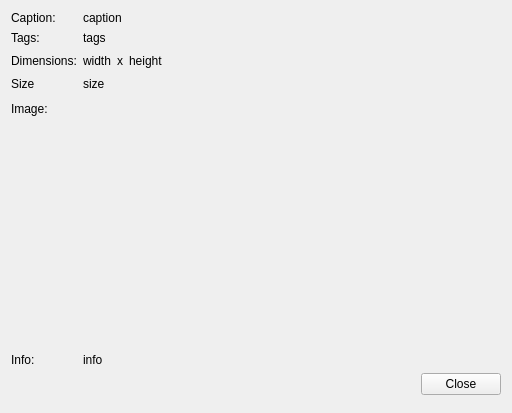
The window that qt/apps/configurator/forms/picture_show.ui (Wolframe/qtClient) describes before a commit, drawn with Qt 5.
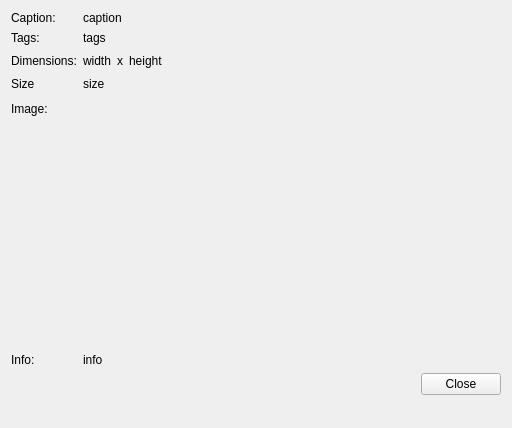
The same window after the commit.

The edit to the form file:
```diff
--- a/qt/apps/configurator/forms/picture_show.ui
+++ b/qt/apps/configurator/forms/picture_show.ui
@@ -7,7 +7,7 @@
     <x>0</x>
     <y>0</y>
     <width>512</width>
-    <height>413</height>
+    <height>428</height>
    </rect>
   </property>
   <property name="windowTitle">
```
Left out of the diff: 3 changed lines with no effect on the pictures.
